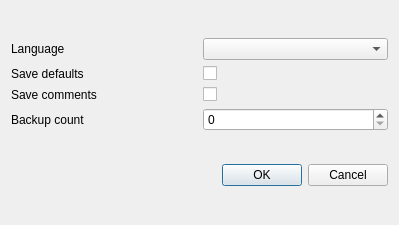
Old version of the form lib/python/vacumm/misc/cfgui/resources/ui/preferences.ui in the repository VACUMM/vacumm.
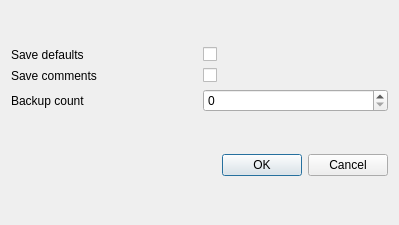
New version of the form.

Commit message: - move current session to application componenent - remove unused preferences

Diff of the .ui file:
```diff
--- a/lib/python/vacumm/misc/cfgui/resources/ui/preferences.ui
+++ b/lib/python/vacumm/misc/cfgui/resources/ui/preferences.ui
@@ -15,32 +15,15 @@
   </property>
   <layout class="QVBoxLayout" name="verticalLayout">
    <item>
-    <layout class="QGridLayout" name="gridLayout">
+    <layout class="QGridLayout" name="gridLayout" rowstretch="0,0,0">
      <item row="0" column="0">
-      <widget class="QLabel" name="label_language">
-       <property name="text">
-        <string>Language</string>
-       </property>
-      </widget>
-     </item>
-     <item row="0" column="1">
-      <widget class="QComboBox" name="combo_language"/>
-     </item>
-     <item row="4" column="0">
-      <widget class="QLabel" name="label_backup_count">
-       <property name="text">
-        <string>Backup count</string>
-       </property>
-      </widget>
-     </item>
-     <item row="2" column="0">
       <widget class="QLabel" name="label_save_defaults">
        <property name="text">
         <string>Save defaults</string>
        </property>
       </widget>
      </item>
-     <item row="2" column="1">
+     <item row="0" column="1">
       <widget class="QCheckBox" name="checkbox_save_defaults">
        <property name="text">
         <string/>
@@ -50,24 +33,31 @@
        </property>
       </widget>
      </item>
-     <item row="3" column="1">
-      <widget class="QCheckBox" name="checkbox_save_comments">
+     <item row="2" column="0">
+      <widget class="QLabel" name="label_backup_count">
        <property name="text">
-        <string/>
-       </property>
-       <property name="tristate">
-        <bool>false</bool>
+        <string>Backup count</string>
        </property>
       </widget>
      </item>
-     <item row="3" column="0">
+     <item row="1" column="0">
       <widget class="QLabel" name="label_save_comments">
        <property name="text">
         <string>Save comments</string>
        </property>
       </widget>
      </item>
-     <item row="4" column="1">
+     <item row="1" column="1">
+      <widget class="QCheckBox" name="checkbox_save_comments">
+       <property name="text">
+        <string/>
+       </property>
+       <property name="tristate">
+        <bool>false</bool>
+       </property>
+      </widget>
+     </item>
+     <item row="2" column="1">
       <widget class="QSpinBox" name="spinbox_backup_count"/>
      </item>
     </layout>
```
The commit also changes 11 other files.
